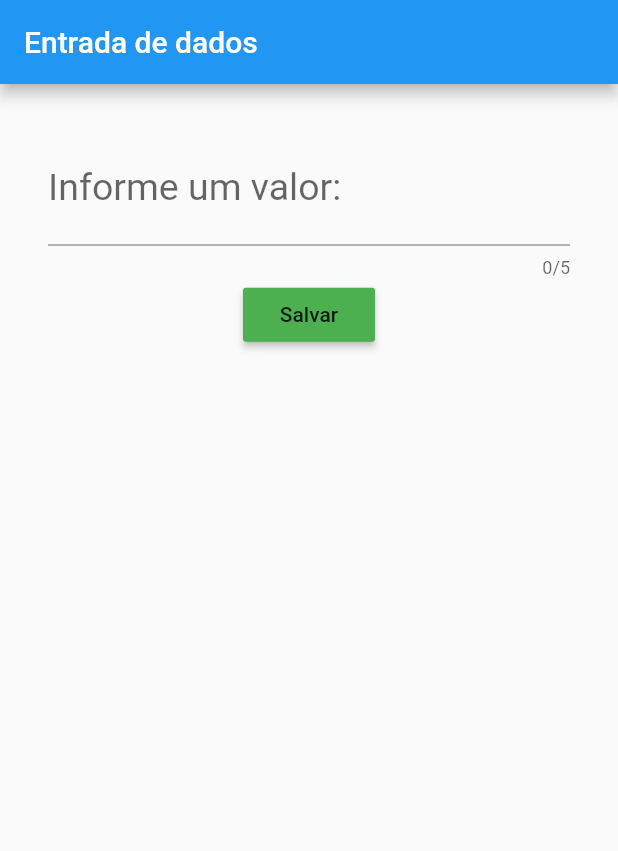
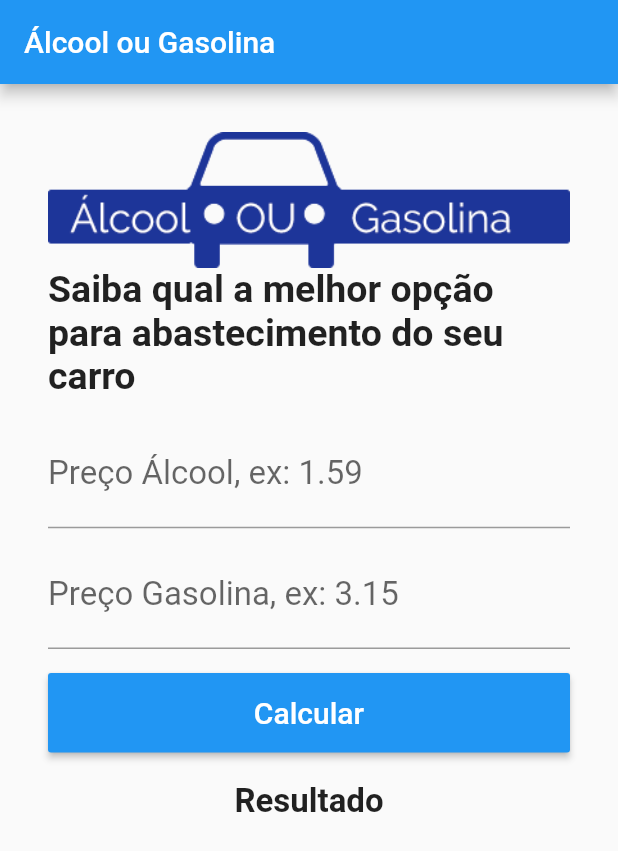
Before and after one commit to paulosales47/ComponentesEntradaDadosFlutter, a Flutter app: the screen it shows after launch, on a phone screen of 412 x 824 dp. Shown: the top 851 px of the screen. Run offline on Flutter 3.47's test engine with Material 2 defaults, Android fonts, the phone set to English and light mode, and no system bars.

Commit message:
Section 10: App3 - Criando interface do aplicativo Álcool ou Gasolina

```diff
--- /dev/null
+++ b/lib/InterfaceApp.dart
@@ -0,0 +1,88 @@
+import 'package:flutter/material.dart';
+
+class AlcoolGasolina extends StatefulWidget {
+  @override
+  _AlcoolGasolinaState createState() => _AlcoolGasolinaState();
+}
+
+class _AlcoolGasolinaState extends State<AlcoolGasolina> {
+
+  var _textEditingControllerAlcool = TextEditingController();
+  var _textEditingControllerGasolina = TextEditingController();
+
+  @override
+  Widget build(BuildContext context) {
+    return Scaffold(
+      appBar: AppBar(
+        title: Text("Álcool ou Gasolina"),
+        backgroundColor: Colors.blue,
+      ),
+      body: Container(
+        child: SingleChildScrollView(
+          padding: EdgeInsets.all(32),
+          child: Column(
+              crossAxisAlignment: CrossAxisAlignment.stretch,
+              children: <Widget>[
+                Image.asset("images/logo.png"),
+                Text("Saiba qual a melhor opção para abastecimento do seu carro",
+                  style: TextStyle(
+                      fontSize: 25,
+                      fontWeight: FontWeight.bold
+                  ),),
+                Padding(
+                  padding: EdgeInsets.only(top: 16, bottom: 10),
+                  child: TextField(
+                    controller: _textEditingControllerAlcool,
+                    keyboardType: TextInputType.number,
+                    decoration: InputDecoration(
+                      labelText: "Preço Álcool, ex: 1.59",
+                    ),
+                    style: TextStyle(
+                        fontSize: 22
+                    ),
+                  ),
+                ),
+                Padding(
+                  padding: EdgeInsets.only(bottom: 16),
+                  child: TextField(
+                    controller: _textEditingControllerGasolina,
+                    keyboardType: TextInputType.number,
+                    decoration: InputDecoration(
+                      labelText: "Preço Gasolina, ex: 3.15",
+                    ),
+                    style: TextStyle(
+                        fontSize: 22
+                    ),
+                  ),
+                ),
+                RaisedButton(
+                  color: Colors.blue,
+                  textColor: Colors.white,
+                  padding: EdgeInsets.all((15)),
+                  onPressed: (){
+                    setState(() {
+
+                    });
+                  },
+                  child: Text("Calcular",
+                    textAlign: TextAlign.center,
+                    style: TextStyle(
+                        fontSize: 20
+                    ),),
+                ),
+                Padding(
+                  padding: EdgeInsets.only(top: 20),
+                  child: Text("Resultado",
+                    textAlign: TextAlign.center,
+                    style: TextStyle(
+                        fontSize: 22,
+                        fontWeight: FontWeight.bold
+                    ),),
+                )
+              ],
+            ),
+        )
+      ),
+    );
+  }
+}
--- a/lib/main.dart
+++ b/lib/main.dart
@@ -1,10 +1,10 @@
-import 'package:entrada_dados/CampoTexto.dart';
+import 'package:entrada_dados/InterfaceApp.dart';
 import 'package:flutter/cupertino.dart';
 import 'package:flutter/material.dart';
 
 void main(){
   runApp(MaterialApp(
     debugShowCheckedModeBanner: false,
-    home: CampoTexto(),
+    home: AlcoolGasolina(),
   ));
 }
--- a/pubspec.yaml
+++ b/pubspec.yaml
@@ -70,3 +70,5 @@ flutter:
   #
   # For details regarding fonts from package dependencies,
   # see https://flutter.dev/custom-fonts/#from-packages
+  assets:
+    - images/logo.png
```
Also changed, not shown: images/logo.png (added).
